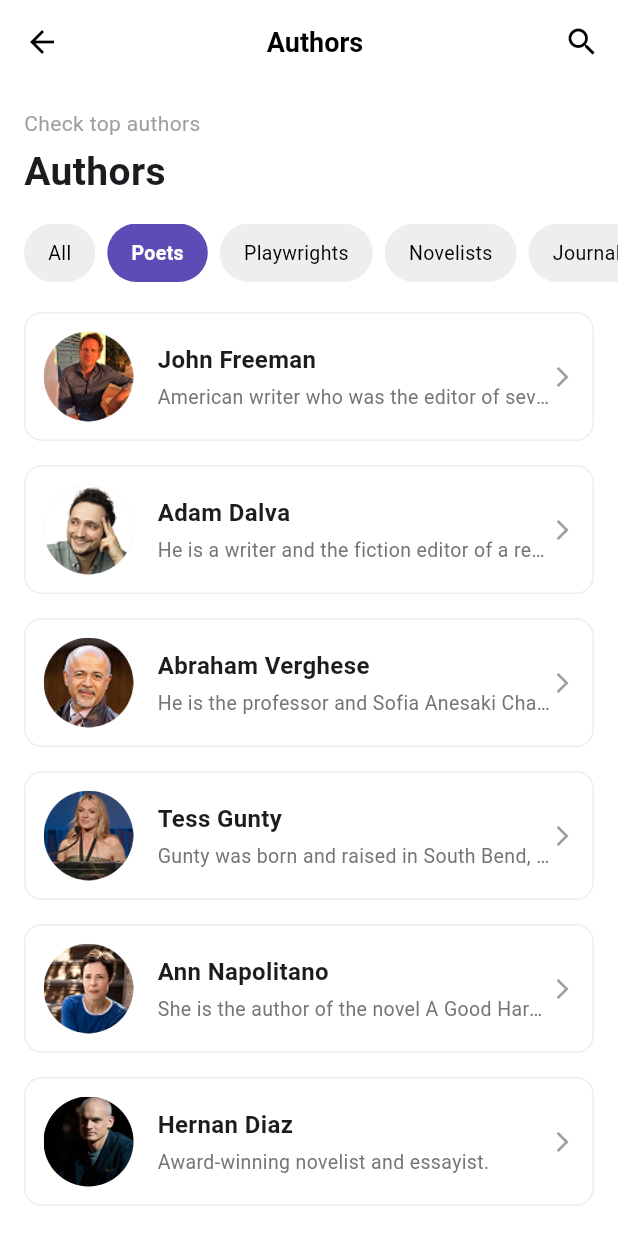
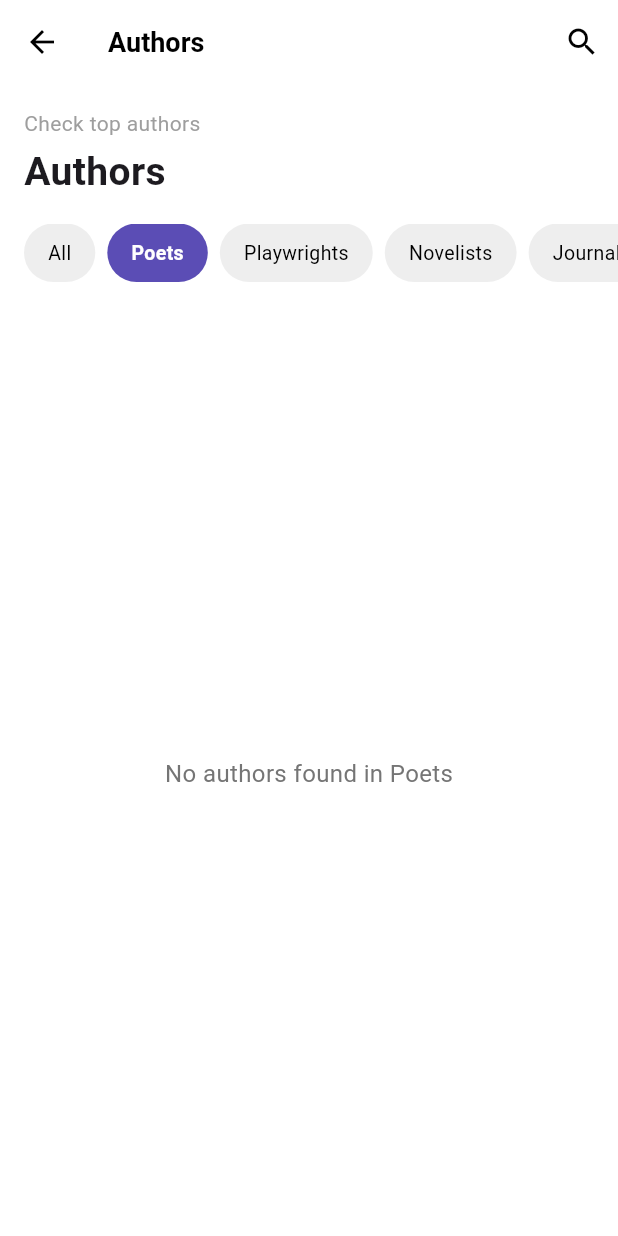
Before and after one commit to khalidKE/DEPI3_Graduation_project, a Flutter app: the AuthorsScreen screen opened directly, after a tap on "Poets", on a phone screen of 412 x 824 dp. Run offline on Flutter 3.47's test engine with Material 3 defaults, Android fonts, the phone set to English and light mode, and no system bars; Roboto replaces fonts that are missing (SF Pro).

Commit message:
enhance design

```diff
--- a/lib/main.dart
+++ b/lib/main.dart
@@ -1307,6 +1307,25 @@ class _AuthorsScreenState extends State<AuthorsScreen> {
     'Journalist',
   ];
 
+  List<Author> get filteredAuthors {
+    if (selectedCategory == 'All') return AppData.authors;
+
+    // Map of display categories to possible role matches
+    final roleMap = {
+      'Poets': ['poet', 'poetry', 'poem'],
+      'Playwrights': ['playwright', 'dramatist', 'play'],
+      'Novelists': ['novelist', 'writer', 'author'],
+      'Journalist': ['journalist', 'reporter', 'correspondent'],
+    };
+
+    final categoryRoles = roleMap[selectedCategory] ?? [];
+
+    return AppData.authors.where((author) {
+      final authorRole = author.role.toLowerCase();
+      return categoryRoles.any((role) => authorRole.contains(role));
+    }).toList();
+  }
+
   @override
   Widget build(BuildContext context) {
     return Scaffold(
@@ -1317,16 +1336,12 @@ class _AuthorsScreenState extends State<AuthorsScreen> {
           icon: const Icon(Icons.arrow_back, color: Colors.black),
           onPressed: () => Navigator.pop(context),
         ),
-        title: Expanded(
-          child: Center(
-            child: const Text(
+        title: const Text(
           'Authors',
           style: TextStyle(
             color: Colors.black,
             fontWeight: FontWeight.w600,
             fontSize: 18,
-              ),
-            ),
           ),
         ),
         actions: [
@@ -1365,18 +1380,27 @@ class _AuthorsScreenState extends State<AuthorsScreen> {
           ),
           const SizedBox(height: 20),
           Expanded(
-            child: ListView.builder(
+            child: filteredAuthors.isEmpty
+                ? Center(
+                    child: Text(
+                      'No authors found in $selectedCategory',
+                      style: TextStyle(
+                        color: Colors.grey[600],
+                        fontSize: 16,
+                      ),
+                    ),
+                  )
+                : ListView.builder(
                     padding: const EdgeInsets.symmetric(horizontal: 16),
-              itemCount: AppData.authors.length,
+                    itemCount: filteredAuthors.length,
                     itemBuilder: (context, index) {
-                final author = AppData.authors[index];
+                      final author = filteredAuthors[index];
                       return GestureDetector(
                         onTap: () {
                           Navigator.push(
                             context,
                             MaterialPageRoute(
-                        builder: (context) =>
-                            AuthorDetailScreen(author: author),
+                              builder: (context) => AuthorDetailScreen(author: author),
                             ),
                           );
                         },
@@ -1443,9 +1467,17 @@ class _AuthorsScreenState extends State<AuthorsScreen> {
                                     ),
                                     const SizedBox(height: 4),
                                     Text(
+                                      '${author.role} • ${author.rating} ⭐',
+                                      style: TextStyle(
+                                        fontSize: 13,
+                                        color: Colors.grey[600],
+                                      ),
+                                    ),
+                                    const SizedBox(height: 4),
+                                    Text(
                                       author.bio,
                                       style: TextStyle(
-                                  fontSize: 13,
+                                        fontSize: 12,
                                         color: Colors.grey[600],
                                       ),
                                       maxLines: 1,
```
Lines whose indentation alone changed are shown as unchanged.
